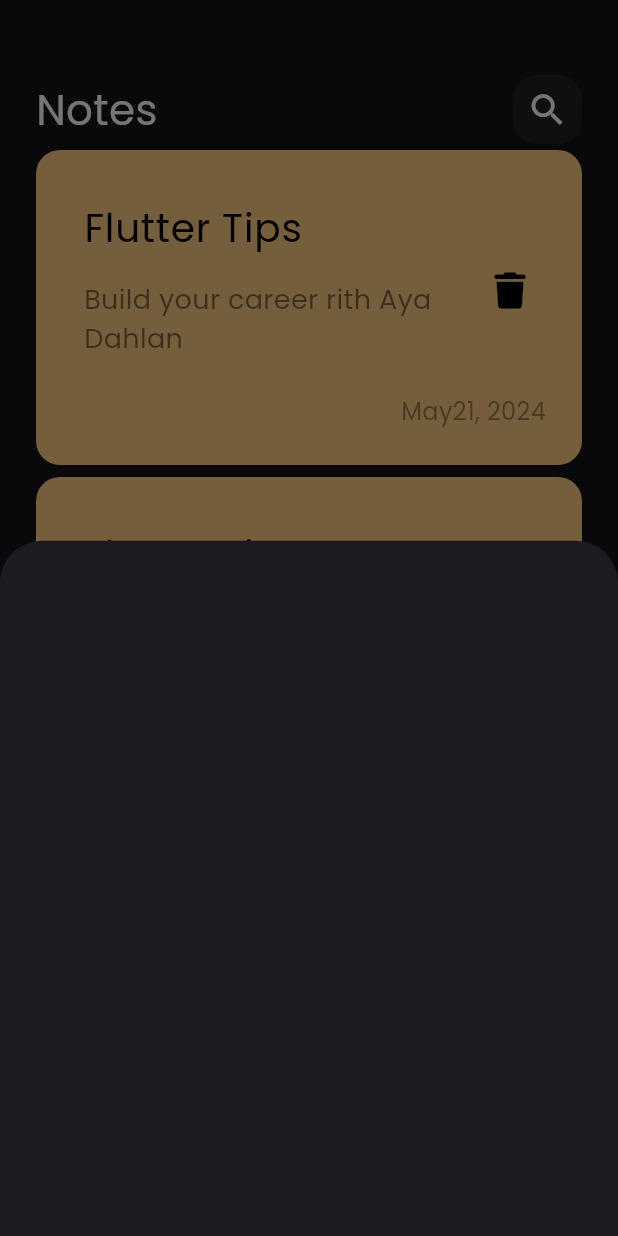
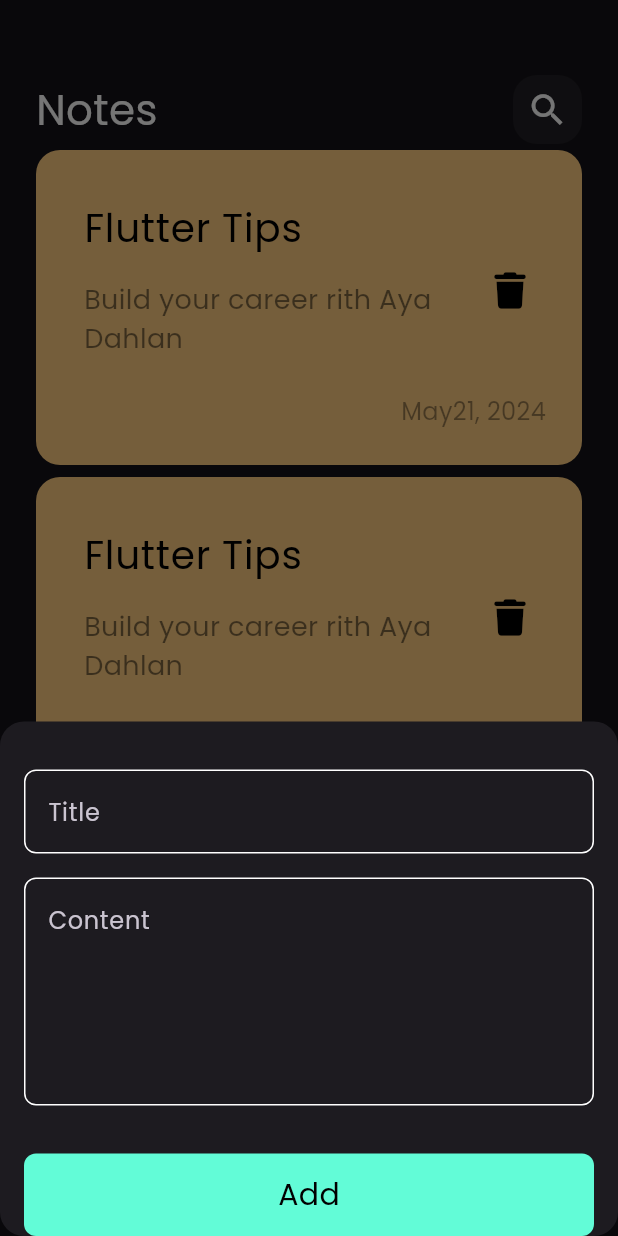
Before and after one commit to Aya-Dahlan/notes_app_wiht_hive, a Flutter app: the screen it shows after launch, after a tap on the "add" icon, on a phone screen of 412 x 824 dp. Run offline on Flutter 3.47's test engine with Material 3 defaults, Android fonts, the phone set to English and light mode, and no system bars; our stand-ins replace font_awesome_flutter, google_fonts.

```diff
--- /dev/null
+++ b/lib/constants.dart
@@ -0,0 +1,5 @@
+
+
+import 'package:flutter/material.dart';
+
+const kPrimaryColor = const Color(0xff62FCD7);
--- /dev/null
+++ b/lib/views/edit_note_view.dart
@@ -0,0 +1,13 @@
+import 'package:flutter/material.dart';
+import 'package:notes_app_with_hive/views/widgets/edit_view_body.dart';
+
+class EditNoteView extends StatelessWidget {
+  const EditNoteView({super.key});
+
+  @override
+  Widget build(BuildContext context) {
+    return Scaffold(
+      body: EditNoteViewBody(),
+    );
+  }
+}
--- a/lib/views/notes_view.dart
+++ b/lib/views/notes_view.dart
@@ -11,9 +11,13 @@
       body: const NotesViewBody(),
       floatingActionButton: FloatingActionButton(
         onPressed: () {
-          showModalBottomSheet(context: context, builder: (context) {
-            return AddBottomSheet();
-          });
+          showModalBottomSheet(
+              context: context,
+              builder: (context) {
+                return AddBottomSheet();
+              },
+              shape: RoundedRectangleBorder(
+                  borderRadius: BorderRadius.circular(16)));
         },
         child: const Icon(Icons.add),
       ),
--- a/lib/views/widgets/add_bottom_sheet.dart
+++ b/lib/views/widgets/add_bottom_sheet.dart
@@ -1,10 +1,43 @@
 import 'package:flutter/material.dart';
+import 'package:flutter/widgets.dart';
+import 'package:google_fonts/google_fonts.dart';
+import 'package:notes_app_with_hive/constants.dart';
+import 'package:notes_app_with_hive/views/widgets/custom_button.dart';
+import 'package:notes_app_with_hive/views/widgets/custom_textLfield.dart';
 
 class AddBottomSheet extends StatelessWidget {
   const AddBottomSheet({super.key});
 
   @override
   Widget build(BuildContext context) {
-    return Container();
+    return const Padding(
+      padding: EdgeInsets.symmetric(horizontal: 16),
+      child: SingleChildScrollView(
+        child: Column(
+          children: [
+            SizedBox(
+              height: 32,
+            ),
+            CustomTextField(
+              hint: 'Title',
+            ),
+            SizedBox(
+              height: 16,
+            ),
+            CustomTextField(
+              hint: 'Content',
+              maxLines: 5,
+            ),
+            SizedBox(
+              height: 16,
+            ),
+            SizedBox(
+              height: 16,
+            ),
+            CustomButton(),
+          ],
+        ),
+      ),
+    );
   }
 }
--- /dev/null
+++ b/lib/views/widgets/custom_button.dart
@@ -0,0 +1,25 @@
+
+import 'package:flutter/material.dart';
+import 'package:google_fonts/google_fonts.dart';
+import 'package:notes_app_with_hive/constants.dart';
+
+class CustomButton extends StatelessWidget {
+  const CustomButton({super.key});
+
+  @override
+  Widget build(BuildContext context) {
+    return Container(
+      width: MediaQuery.of(context).size.width,
+      decoration: BoxDecoration(
+          color: kPrimaryColor, borderRadius: BorderRadius.circular(8)),
+      height: 55,
+      child: Center(
+        child: Text(
+          'Add',
+          style: GoogleFonts.poppins(
+              color: Colors.black, fontSize: 20, fontWeight: FontWeight.w400),
+        ),
+      ),
+    );
+  }
+}
--- a/lib/views/widgets/custom_note_icon.dart
+++ b/lib/views/widgets/custom_note_icon.dart
@@ -1,13 +1,24 @@
-
 import 'package:flutter/material.dart';
 import 'package:font_awesome_flutter/font_awesome_flutter.dart';
+import 'package:notes_app_with_hive/views/edit_note_view.dart';
 
 class NoteItem extends StatelessWidget {
   const NoteItem({super.key});
 
   @override
   Widget build(BuildContext context) {
-    return Container(
+    return GestureDetector(
+      onTap: () {
+        Navigator.push(
+          context,
+          MaterialPageRoute(
+            builder: (context) {
+              return  const EditNoteView();
+            },
+          ),
+        );
+      },
+      child: Container(
         padding: EdgeInsets.only(top: 24, bottom: 24, left: 16),
         decoration: BoxDecoration(
             color: Color(0xffFFCC80), borderRadius: BorderRadius.circular(16)),
@@ -15,7 +26,7 @@
           crossAxisAlignment: CrossAxisAlignment.end,
           children: [
             ListTile(
-            title:const  Text('Flutter Tips',
+              title: const Text('Flutter Tips',
                   style: TextStyle(color: Colors.black, fontSize: 26)),
               subtitle: Padding(
                 padding: const EdgeInsets.only(top: 16, bottom: 16),
@@ -27,7 +38,7 @@
               ),
               trailing: IconButton(
                   onPressed: () {},
-                icon:const Icon(
+                  icon: const Icon(
                     FontAwesomeIcons.trash,
                     color: Colors.black,
                     size: 24,
@@ -37,12 +48,13 @@
               padding: const EdgeInsets.only(right: 24),
               child: Text(
                 'May21, 2024',
-              style:
-                  TextStyle(color: Colors.black.withOpacity(0.4), fontSize: 16),
+                style: TextStyle(
+                    color: Colors.black.withOpacity(0.4), fontSize: 16),
               ),
             )
           ],
         ),
+      ),
     );
   }
 }
--- /dev/null
+++ b/lib/views/widgets/custom_textLfield.dart
@@ -0,0 +1,32 @@
+import 'package:flutter/material.dart';
+import 'package:google_fonts/google_fonts.dart';
+import 'package:notes_app_with_hive/constants.dart';
+
+class CustomTextField extends StatelessWidget {
+  const CustomTextField({super.key, required this.hint , this.maxLines=1});
+
+  final  String hint;
+  final int maxLines;
+
+  @override
+  Widget build(BuildContext context) {
+    return TextField(
+      cursorColor:kPrimaryColor ,
+      maxLines: maxLines,
+      decoration: InputDecoration(
+        hintText: hint,
+
+        border: buildBorder(),
+        enabledBorder: buildBorder(),
+        focusedBorder: buildBorder(color:kPrimaryColor)
+
+      ),
+    );
+  }
+
+  OutlineInputBorder buildBorder({color}) {
+    return OutlineInputBorder(
+          borderRadius: BorderRadius.circular(8),
+          borderSide:BorderSide(color:color?? Colors.white));
+  }
+}
--- /dev/null
+++ b/lib/views/widgets/edit_view_body.dart
@@ -0,0 +1,10 @@
+import 'package:flutter/material.dart';
+
+class EditNoteViewBody extends StatelessWidget {
+  const EditNoteViewBody({super.key});
+
+  @override
+  Widget build(BuildContext context) {
+    return Container();
+  }
+}
```
Lines whose indentation alone changed are shown as unchanged.
